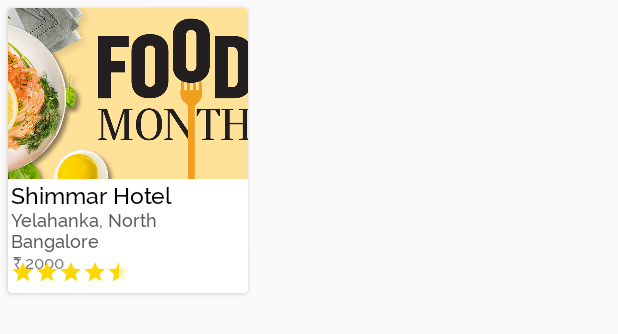
After one commit to chetanjrao/RestroIN, an Android app: the layout layout_restaurants_card.xml on its own in the app's theme, with its tools: preview values and no code run, on a phone screen of 412 x 824 dp. The commit adds this screen. Shown: the top 334 px of the screen. Run offline under Robolectric (Android 15) with nearby library versions, the phone set to English and light mode, and no system bars.

Commit message:
Updated UI Elements. Item Scale up animation upgraded

```diff
--- a/app/src/main/java/in/restroin/restroin/adapters/OffersAdapter.java
+++ b/app/src/main/java/in/restroin/restroin/adapters/OffersAdapter.java
@@ -3,6 +3,7 @@ package in.restroin.restroin.adapters;
 import android.content.Context;
 import android.net.Uri;
 import android.support.annotation.NonNull;
+import android.support.v7.widget.CardView;
 import android.support.v7.widget.RecyclerView;
 import android.view.LayoutInflater;
 import android.view.View;
--- a/app/src/main/res/layout/layout_offers_banner.xml
+++ b/app/src/main/res/layout/layout_offers_banner.xml
@@ -2,9 +2,10 @@
 <android.support.v7.widget.CardView xmlns:android="http://schemas.android.com/apk/res/android"
     android:layout_width="match_parent"
     android:layout_margin="10dp"
+    android:id="@+id/offers_card_view"
     xmlns:app="http://schemas.android.com/apk/res-auto"
     app:cardCornerRadius="4dp"
-    android:layout_height="240dp">
+    android:layout_height="210dp">
 
     <RelativeLayout
         android:layout_width="match_parent"
--- /dev/null
+++ b/app/src/main/res/layout/layout_restaurants_card.xml
@@ -0,0 +1,82 @@
+<?xml version="1.0" encoding="utf-8"?>
+<android.support.v7.widget.CardView android:layout_margin="5dp"
+    app:cardCornerRadius="3dp"
+    xmlns:android="http://schemas.android.com/apk/res/android"
+    android:layout_width="160dp"
+    android:layout_height="190dp"
+    xmlns:app="http://schemas.android.com/apk/res-auto">
+
+    <LinearLayout
+        android:background="#fff"
+        android:orientation="vertical"
+        android:weightSum="2"
+        android:layout_width="match_parent"
+        android:layout_height="match_parent">
+
+        <RelativeLayout
+            android:layout_width="match_parent"
+            android:layout_weight="1.2"
+            android:layout_height="0dp">
+
+            <ImageView
+                android:id="@+id/restaurant_image"
+                android:layout_width="match_parent"
+                android:src="@mipmap/restro20"
+                android:scaleType="centerCrop"
+                android:layout_height="wrap_content" />
+
+        </RelativeLayout>
+
+        <RelativeLayout
+            android:layout_width="match_parent"
+            android:layout_weight="0.8"
+            android:layout_height="0dp">
+
+            <TextView
+                android:id="@+id/restaurant_name"
+                android:layout_width="wrap_content"
+                android:text="Shimmar Hotel"
+                android:textColor="#000"
+                android:layout_marginTop="2dp"
+                android:layout_marginStart="2dp"
+                android:layout_marginEnd="3dp"
+                android:textSize="15sp"
+                android:fontFamily="@font/raleway"
+                android:layout_height="wrap_content" />
+
+            <TextView
+                android:id="@+id/city_name_and_zone"
+                android:layout_width="wrap_content"
+                android:layout_marginStart="2dp"
+                android:fontFamily="@font/raleway"
+                android:text="Yelahanka, North Bangalore"
+                android:layout_below="@id/restaurant_name"
+                android:textColor="#5b5b5b"
+                android:textSize="12sp"
+                android:layout_height="wrap_content" />
+
+            <TextView
+                android:layout_width="wrap_content"
+                android:id="@+id/price_for_two_of_restaurant"
+                android:layout_below="@id/city_name_and_zone"
+                android:layout_marginStart="3dp"
+                android:text="\u20B9 2000"
+                android:fontFamily="@font/raleway"
+                android:textSize="11sp"
+                android:layout_height="wrap_content" />
+
+            <RatingBar
+                android:layout_width="wrap_content"
+                style="@style/Widget.AppCompat.RatingBar.Small"
+                android:numStars="5"
+                android:max="5"
+                android:layout_margin="2dp"
+                android:layout_alignParentBottom="true"
+                android:rating="4.5"
+                android:layout_height="20dp" />
+
+        </RelativeLayout>
+
+    </LinearLayout>
+
+</android.support.v7.widget.CardView>
--- a/app/src/main/res/values/styles.xml
+++ b/app/src/main/res/values/styles.xml
@@ -6,6 +6,8 @@
         <item name="colorPrimary">@color/colorPrimary</item>
         <item name="colorPrimaryDark">@color/colorPrimaryDark</item>
         <item name="colorAccent">@color/colorAccent</item>
+        <item name="android:colorControlActivated">#FFD700</item>
+        <item name="android:colorControlNormal">#FFD700</item>
     </style>
 
     <style name="AppTheme.NoActionBar">
@@ -17,4 +19,5 @@
 
     <style name="AppTheme.PopupOverlay" parent="ThemeOverlay.AppCompat.Light" />
 
+
 </resources>
--- a/build.gradle
+++ b/build.gradle
@@ -7,7 +7,7 @@ buildscript {
         jcenter()
     }
     dependencies {
-        classpath 'com.android.tools.build:gradle:3.1.3'
+        classpath 'com.android.tools.build:gradle:3.1.4'
 
 
         // NOTE: Do not place your application dependencies here; they belong
```
Also changed, not shown: app/src/main/java/in/restroin/restroin/UserFeedActivity.java (+68 -3 lines), 1 other file.
